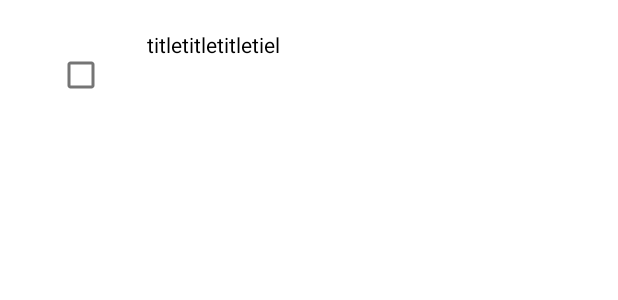
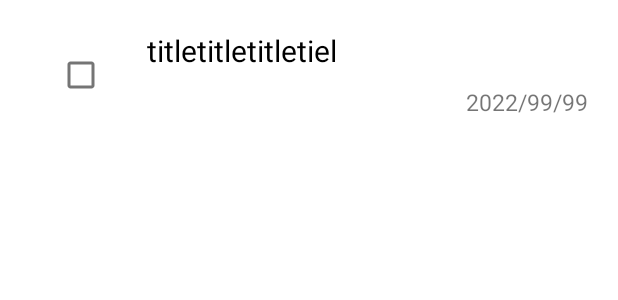
Before and after one commit to tatsuya720/AndroidTodoList, an Android app: the layout todo_list_item.xml on its own in the app's theme, with its tools: preview values and no code run, on a phone screen of 412 x 824 dp. Shown: the top 300 px of the screen. Run offline under Robolectric (Android 15) with nearby library versions, the phone set to English and light mode, and no system bars.

```diff
--- a/list/src/main/res/layout/todo_list_item.xml
+++ b/list/src/main/res/layout/todo_list_item.xml
@@ -16,6 +16,7 @@
         <androidx.appcompat.widget.LinearLayoutCompat
             android:layout_width="match_parent"
             android:layout_height="match_parent"
+            android:layout_marginEnd="20dp"
             android:orientation="horizontal"
             app:layout_constraintEnd_toEndOf="parent"
             app:layout_constraintStart_toStartOf="parent"
@@ -37,16 +38,39 @@
                 android:layout_width="20dp"
                 android:layout_height="match_parent" />
 
-            <TextView
-                android:id="@+id/textView"
-                android:layout_width="wrap_content"
+            <androidx.appcompat.widget.LinearLayoutCompat
+                android:layout_width="match_parent"
                 android:layout_height="wrap_content"
-                android:layout_marginTop="20dp"
-                android:text="titletitletitletiel"
-                app:layout_constraintEnd_toEndOf="parent"
-                app:layout_constraintStart_toStartOf="parent"
-                app:layout_constraintTop_toTopOf="parent"
-                android:textColor="@color/black"/>
+                android:orientation="vertical">
+
+                <TextView
+                    android:id="@+id/textView"
+                    android:layout_width="match_parent"
+                    android:layout_height="wrap_content"
+                    android:layout_marginTop="20dp"
+                    android:ellipsize="end"
+                    android:maxLines="1"
+                    android:text="titletitletitletiel"
+                    android:textColor="@color/black"
+                    android:textSize="20dp"
+                    app:layout_constraintEnd_toEndOf="parent"
+                    app:layout_constraintStart_toStartOf="parent"
+                    app:layout_constraintTop_toTopOf="parent" />
+
+                <Space
+                    android:layout_width="match_parent"
+                    android:layout_height="10dp" />
+
+                <TextView
+                    android:id="@+id/limit_date"
+                    android:layout_width="wrap_content"
+                    android:layout_height="wrap_content"
+                    android:layout_gravity="right"
+                    android:text="2022/99/99"
+                    android:textSize="15dp" />
+
+            </androidx.appcompat.widget.LinearLayoutCompat>
+
 
         </androidx.appcompat.widget.LinearLayoutCompat>
     </androidx.constraintlayout.widget.ConstraintLayout>
```
